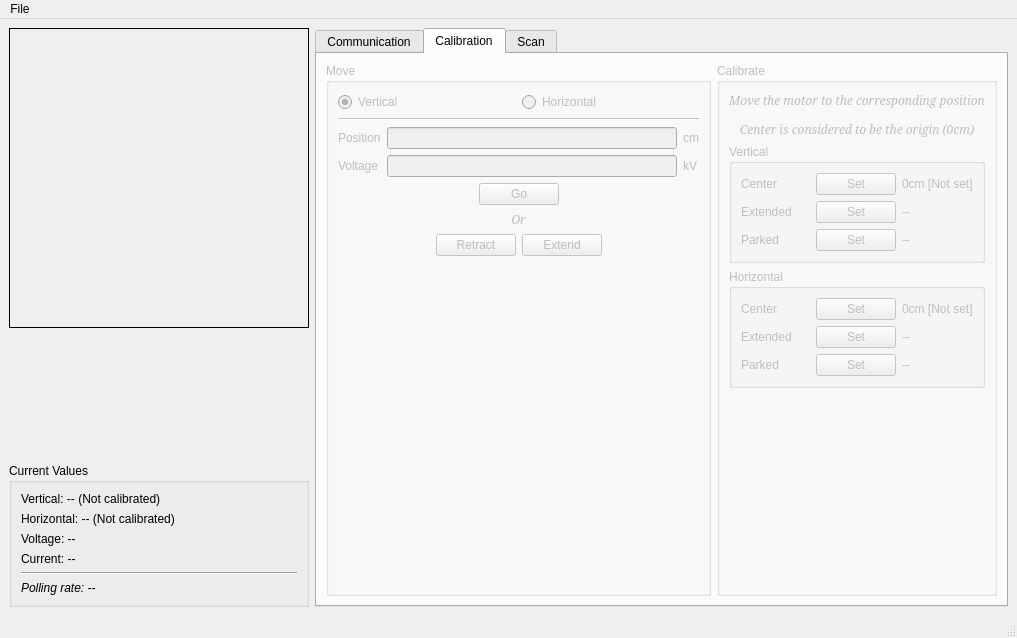
Qt form Software/ScannerDAQ/designer/MainWindow.ui (DanielWinklehner/Ion-Source-Control-System) before a commit.
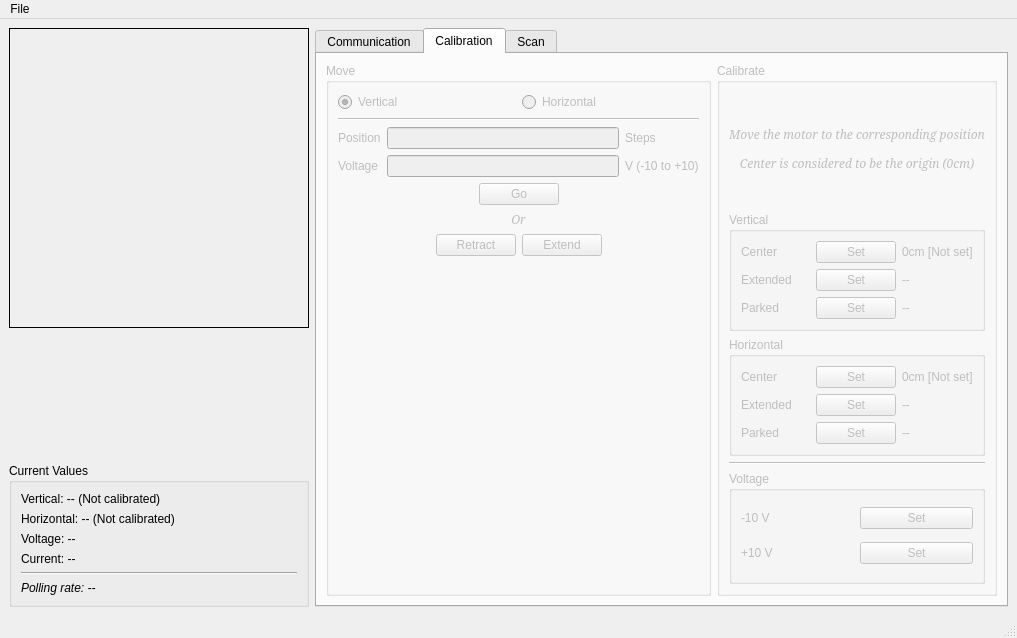
The same form after that commit. The open tabs and pages were chosen to show the change. Icons and pictures are not drawn.

Patch:
```diff
--- a/Software/ScannerDAQ/designer/MainWindow.ui
+++ b/Software/ScannerDAQ/designer/MainWindow.ui
@@ -509,14 +509,14 @@
              <item row="0" column="2">
               <widget class="QLabel" name="label_24">
                <property name="text">
-                <string>cm</string>
+                <string>Steps</string>
                </property>
               </widget>
              </item>
              <item row="1" column="2">
               <widget class="QLabel" name="label_25">
                <property name="text">
-                <string>kV</string>
+                <string>V (-10 to +10)</string>
                </property>
               </widget>
              </item>
@@ -817,17 +817,54 @@
             </widget>
            </item>
            <item>
-            <spacer name="verticalSpacer_7">
+            <widget class="Line" name="line_8">
              <property name="orientation">
-              <enum>Qt::Vertical</enum>
+              <enum>Qt::Horizontal</enum>
              </property>
-             <property name="sizeHint" stdset="0">
-              <size>
-               <width>20</width>
-               <height>40</height>
-              </size>
+            </widget>
+           </item>
+           <item>
+            <widget class="QGroupBox" name="gbHCalib_2">
+             <property name="enabled">
+              <bool>false</bool>
              </property>
-            </spacer>
+             <property name="title">
+              <string>Voltage</string>
+             </property>
+             <layout class="QGridLayout" name="gridLayout_10">
+              <item row="0" column="0">
+               <widget class="QLabel" name="label_58">
+                <property name="text">
+                 <string>-10 V</string>
+                </property>
+               </widget>
+              </item>
+              <item row="1" column="1">
+               <widget class="QPushButton" name="btnHExtend_2">
+                <property name="enabled">
+                 <bool>false</bool>
+                </property>
+                <property name="text">
+                 <string>Set</string>
+                </property>
+               </widget>
+              </item>
+              <item row="0" column="1">
+               <widget class="QPushButton" name="btnHCenter_2">
+                <property name="text">
+                 <string>Set</string>
+                </property>
+               </widget>
+              </item>
+              <item row="1" column="0">
+               <widget class="QLabel" name="label_60">
+                <property name="text">
+                 <string>+10 V</string>
+                </property>
+               </widget>
+              </item>
+             </layout>
+            </widget>
            </item>
           </layout>
          </widget>
```
Left out of the diff: 330 changed lines with no effect on the pictures.
